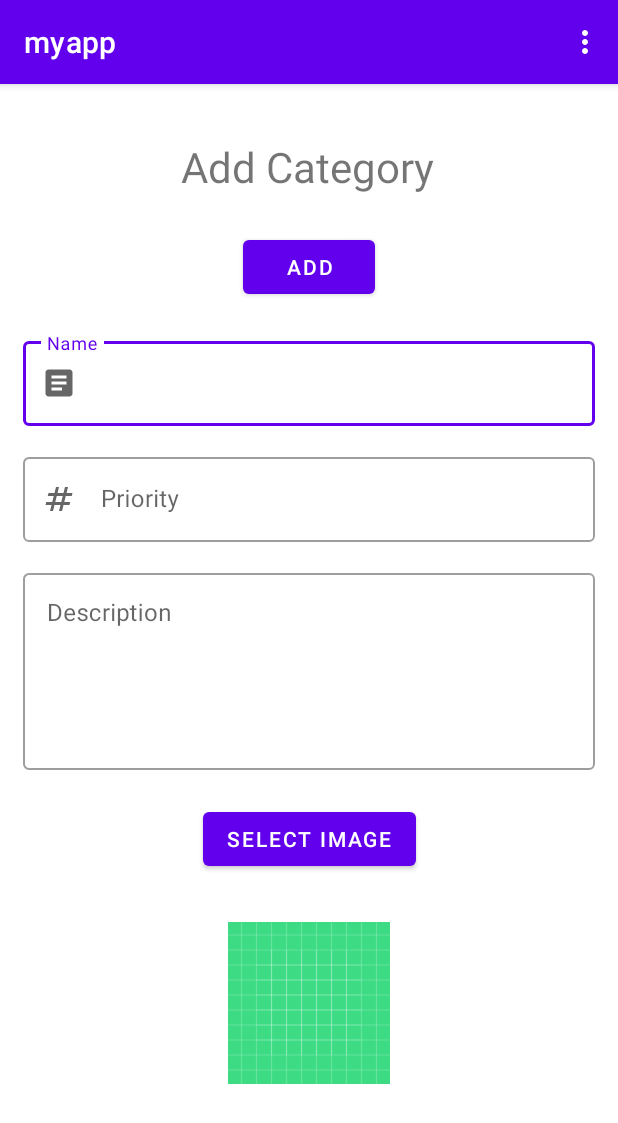
After one commit to 1ando1/Android, an Android app: the CategoryCreateActivity screen opened directly, with no data from a screen before it, on a phone screen of 412 x 824 dp. The commit adds this screen. Shown: the top 1123 px of the screen. Run offline under Robolectric (Android 15) with nearby library versions, the phone set to English and light mode, and no system bars; pictures from the network do not load.

Commit message:
Navigation. Creating new category

```diff
--- a/app/build.gradle
+++ b/app/build.gradle
@@ -45,4 +45,6 @@ dependencies {
     implementation 'com.github.bumptech.glide:glide:4.15.1'
     // https://mvnrepository.com/artifact/com.github.bumptech.glide/compiler
     annotationProcessor 'com.github.bumptech.glide:compiler:4.15.1'
+    // https://mvnrepository.com/artifact/com.oginotihiro/cropview
+    implementation 'com.oginotihiro:cropview:1.0.0'
 }
--- a/app/src/main/AndroidManifest.xml
+++ b/app/src/main/AndroidManifest.xml
@@ -16,6 +16,12 @@
         android:theme="@style/Theme.Myapp"
         tools:targetApi="31">
         <activity
+            android:name="com.example.myapp.service.ChangeImageActivity"
+            android:exported="false" />
+        <activity
+            android:name="com.example.myapp.category.CategoryCreateActivity"
+            android:exported="false" />
+        <activity
             android:name="com.example.myapp.MainActivity"
             android:exported="true">
             <intent-filter>
--- a/app/src/main/java/com/example/myapp/MainActivity.java
+++ b/app/src/main/java/com/example/myapp/MainActivity.java
@@ -3,7 +3,6 @@ package com.example.myapp;
 import android.os.Bundle;
 import android.widget.ImageView;
 
-import androidx.appcompat.app.AppCompatActivity;
 import androidx.recyclerview.widget.GridLayoutManager;
 import androidx.recyclerview.widget.RecyclerView;
 
@@ -13,6 +12,7 @@ import com.example.myapp.application.HomeApplication;
 import com.example.myapp.category.CategoriesAdapter;
 import com.example.myapp.constants.Urls;
 import com.example.myapp.dto.category.CategoryItemDTO;
+import com.example.myapp.service.BaseActivity;
 import com.example.myapp.service.CategoryNetwork;
 import com.example.myshop.R;
 
@@ -23,7 +23,7 @@ import retrofit2.Call;
 import retrofit2.Callback;
 import retrofit2.Response;
 
-public class MainActivity extends AppCompatActivity {
+public class MainActivity extends BaseActivity {
 
     CategoriesAdapter adapter;
     RecyclerView rc;
--- /dev/null
+++ b/app/src/main/java/com/example/myapp/category/CategoryCreateActivity.java
@@ -0,0 +1,103 @@
+package com.example.myapp.category;
+
+import android.content.Intent;
+import android.graphics.Bitmap;
+import android.net.Uri;
+import android.os.Bundle;
+import android.provider.MediaStore;
+import android.util.Base64;
+import android.view.View;
+import android.widget.ImageView;
+
+import com.example.myapp.MainActivity;
+import com.example.myapp.dto.category.CategoryCreateDTO;
+import com.example.myapp.service.BaseActivity;
+import com.example.myapp.service.CategoryNetwork;
+import com.example.myapp.service.ChangeImageActivity;
+import com.example.myshop.R;
+import com.google.android.material.textfield.TextInputEditText;
+
+import java.io.ByteArrayOutputStream;
+import java.io.IOException;
+
+import retrofit2.Call;
+import retrofit2.Callback;
+import retrofit2.Response;
+
+public class CategoryCreateActivity extends BaseActivity {
+    private static int SELECT_IMAGE_RESULT = 300;
+    Uri uri = null;
+    ImageView imgSelectImage;
+
+    TextInputEditText txtCategoryName;
+    TextInputEditText txtCategoryPriority;
+    TextInputEditText txtCategoryDescription;
+
+    @Override
+    protected void onCreate(Bundle savedInstanceState) {
+        super.onCreate(savedInstanceState);
+        setContentView(R.layout.activity_category_create);
+        imgSelectImage = findViewById(R.id.imgSelectImage);
+        txtCategoryName = findViewById(R.id.txtCategoryName);
+        txtCategoryPriority = findViewById(R.id.txtCategoryPriotity);
+        txtCategoryDescription = findViewById(R.id.txtCategoryDescription);
+    }
+
+    public void onClickSelectImage(View view) {
+        Intent intent = new Intent(this, ChangeImageActivity.class);
+        startActivityForResult(intent, SELECT_IMAGE_RESULT);
+    }
+
+    @Override
+    public void onActivityResult(int requestCode, int resultCode, Intent data) {
+        super.onActivityResult(requestCode, resultCode, data);
+        if(requestCode==SELECT_IMAGE_RESULT && data!=null) {
+            uri = (Uri) data.getParcelableExtra("croppedUri");
+            imgSelectImage.setImageURI(uri);
+        }
+    }
+
+    public void onClickSave(View view) {
+        CategoryCreateDTO model = new CategoryCreateDTO();
+        model.setName(txtCategoryName.getText().toString());
+        model.setPriority(Integer.parseInt(txtCategoryPriority.getText().toString()));
+        model.setDescription(txtCategoryDescription.getText().toString());
+        model.setImageBase64(uriGetBase64(uri));
+
+        CategoryNetwork.getInstance()
+                .getJsonApi()
+                .create(model)
+                .enqueue(new Callback<Void>() {
+                    @Override
+                    public void onResponse(Call<Void> call, Response<Void> response) {
+                        Intent intent = new Intent(CategoryCreateActivity.this, MainActivity.class);
+                        startActivity(intent);
+                        finish();
+                    }
+
+                    @Override
+                    public void onFailure(Call<Void> call, Throwable t) {
+
+                    }
+                });
+
+    }
+
+    private String uriGetBase64(Uri uri) {
+        try {
+            Bitmap bitmap=null;
+            try {
+                bitmap = MediaStore.Images.Media.getBitmap(getContentResolver(), uri);
+            } catch(IOException e) {
+                e.printStackTrace();
+            }
+            ByteArrayOutputStream bytes = new ByteArrayOutputStream();
+            bitmap.compress(Bitmap.CompressFormat.JPEG, 100, bytes);
+            byte[] byteArr = bytes.toByteArray();
+            return Base64.encodeToString(byteArr, Base64.DEFAULT);
+
+        } catch(Exception ex) {
+            return null;
+        }
+    }
+}
--- a/app/src/main/java/com/example/myapp/network/CategoriesApi.java
+++ b/app/src/main/java/com/example/myapp/network/CategoriesApi.java
@@ -1,13 +1,18 @@
 package com.example.myapp.network;
 
+import com.example.myapp.dto.category.CategoryCreateDTO;
 import com.example.myapp.dto.category.CategoryItemDTO;
 
 import java.util.List;
 
 import retrofit2.Call;
+import retrofit2.http.Body;
 import retrofit2.http.GET;
+import retrofit2.http.POST;
 
 public interface CategoriesApi {
     @GET("/api/categories/list")
     public Call<List<CategoryItemDTO>> list();
+    @POST("/api/categories/create")
+    public Call<Void> create(@Body CategoryCreateDTO model);
 }
--- /dev/null
+++ b/app/src/main/res/drawable/baseline_article_24.xml
@@ -0,0 +1,5 @@
+<vector android:autoMirrored="true" android:height="24dp"
+    android:tint="#000000" android:viewportHeight="24"
+    android:viewportWidth="24" android:width="24dp" xmlns:android="http://schemas.android.com/apk/res/android">
+    <path android:fillColor="@android:color/white" android:pathData="M19,3L5,3c-1.1,0 -2,0.9 -2,2v14c0,1.1 0.9,2 2,2h14c1.1,0 2,-0.9 2,-2L21,5c0,-1.1 -0.9,-2 -2,-2zM14,17L7,17v-2h7v2zM17,13L7,13v-2h10v2zM17,9L7,9L7,7h10v2z"/>
+</vector>
--- /dev/null
+++ b/app/src/main/res/drawable/baseline_cancel_24.xml
@@ -0,0 +1,5 @@
+<vector android:height="24dp" android:tint="#000000"
+    android:viewportHeight="24" android:viewportWidth="24"
+    android:width="24dp" xmlns:android="http://schemas.android.com/apk/res/android">
+    <path android:fillColor="@android:color/white" android:pathData="M12,2C6.47,2 2,6.47 2,12s4.47,10 10,10 10,-4.47 10,-10S17.53,2 12,2zM17,15.59L15.59,17 12,13.41 8.41,17 7,15.59 10.59,12 7,8.41 8.41,7 12,10.59 15.59,7 17,8.41 13.41,12 17,15.59z"/>
+</vector>
--- /dev/null
+++ b/app/src/main/res/drawable/baseline_content_cut_24.xml
@@ -0,0 +1,5 @@
+<vector android:height="24dp" android:tint="#000000"
+    android:viewportHeight="24" android:viewportWidth="24"
+    android:width="24dp" xmlns:android="http://schemas.android.com/apk/res/android">
+    <path android:fillColor="@android:color/white" android:pathData="M9.64,7.64c0.23,-0.5 0.36,-1.05 0.36,-1.64 0,-2.21 -1.79,-4 -4,-4S2,3.79 2,6s1.79,4 4,4c0.59,0 1.14,-0.13 1.64,-0.36L10,12l-2.36,2.36C7.14,14.13 6.59,14 6,14c-2.21,0 -4,1.79 -4,4s1.79,4 4,4 4,-1.79 4,-4c0,-0.59 -0.13,-1.14 -0.36,-1.64L12,14l7,7h3v-1L9.64,7.64zM6,8c-1.1,0 -2,-0.89 -2,-2s0.9,-2 2,-2 2,0.89 2,2 -0.9,2 -2,2zM6,20c-1.1,0 -2,-0.89 -2,-2s0.9,-2 2,-2 2,0.89 2,2 -0.9,2 -2,2zM12,12.5c-0.28,0 -0.5,-0.22 -0.5,-0.5s0.22,-0.5 0.5,-0.5 0.5,0.22 0.5,0.5 -0.22,0.5 -0.5,0.5zM19,3l-6,6 2,2 7,-7L22,3z"/>
+</vector>
--- /dev/null
+++ b/app/src/main/res/drawable/baseline_numbers_24.xml
@@ -0,0 +1,5 @@
+<vector android:height="24dp" android:tint="#000000"
+    android:viewportHeight="24" android:viewportWidth="24"
+    android:width="24dp" xmlns:android="http://schemas.android.com/apk/res/android">
+    <path android:fillColor="@android:color/white" android:pathData="M20.5,10L21,8h-4l1,-4h-2l-1,4h-4l1,-4h-2L9,8H5l-0.5,2h4l-1,4h-4L3,16h4l-1,4h2l1,-4h4l-1,4h2l1,-4h4l0.5,-2h-4l1,-4H20.5zM13.5,14h-4l1,-4h4L13.5,14z"/>
+</vector>
--- /dev/null
+++ b/app/src/main/res/drawable/baseline_swipe_left_24.xml
@@ -0,0 +1,5 @@
+<vector android:height="24dp" android:tint="#000000"
+    android:viewportHeight="24" android:viewportWidth="24"
+    android:width="24dp" xmlns:android="http://schemas.android.com/apk/res/android">
+    <path android:fillColor="@android:color/white" android:pathData="M19.98,16.82l-0.63,4.46C19.21,22.27 18.36,23 17.37,23h-6.16c-0.53,0 -1.29,-0.21 -1.66,-0.59L5,17.62l0.83,-0.84c0.24,-0.24 0.58,-0.35 0.92,-0.28L10,17.24V6.5C10,5.67 10.67,5 11.5,5S13,5.67 13,6.5v6h0.91c0.31,0 0.62,0.07 0.89,0.21l4.09,2.04C19.66,15.14 20.1,15.97 19.98,16.82zM12,2.5c4.74,0 7.67,2.52 8.43,4.5H22c-0.73,-2.88 -4.51,-6 -10,-6C8.78,1 5.82,2.13 3.5,4.02V2H2v5h5V5.5H4.09C6.21,3.64 8.97,2.5 12,2.5z"/>
+</vector>
--- /dev/null
+++ b/app/src/main/res/drawable/baseline_swipe_right_24.xml
@@ -0,0 +1,5 @@
+<vector android:height="24dp" android:tint="#000000"
+    android:viewportHeight="24" android:viewportWidth="24"
+    android:width="24dp" xmlns:android="http://schemas.android.com/apk/res/android">
+    <path android:fillColor="@android:color/white" android:pathData="M19.98,16.82l-0.63,4.46C19.21,22.27 18.36,23 17.37,23h-6.16c-0.53,0 -1.29,-0.21 -1.66,-0.59L5,17.62l0.83,-0.84c0.24,-0.24 0.58,-0.35 0.92,-0.28L10,17.24V6.5C10,5.67 10.67,5 11.5,5S13,5.67 13,6.5v6h0.91c0.31,0 0.62,0.07 0.89,0.21l4.09,2.04C19.66,15.14 20.1,15.97 19.98,16.82zM19.91,5.5H17V7h5V2h-1.5v2.02C18.18,2.13 15.22,1 12,1C6.51,1 2.73,4.12 2,7h1.57C4.33,5.02 7.26,2.5 12,2.5C15.03,2.5 17.79,3.64 19.91,5.5z"/>
+</vector>
--- /dev/null
+++ b/app/src/main/res/layout/activity_category_create.xml
@@ -0,0 +1,120 @@
+<?xml version="1.0" encoding="utf-8"?>
+<ScrollView xmlns:android="http://schemas.android.com/apk/res/android"
+    xmlns:app="http://schemas.android.com/apk/res-auto"
+    xmlns:tools="http://schemas.android.com/tools"
+    android:layout_width="match_parent"
+    android:layout_height="match_parent"
+    android:fillViewport="true">
+
+    <androidx.constraintlayout.widget.ConstraintLayout
+        android:layout_width="match_parent"
+        android:layout_height="match_parent"
+        android:layout_marginLeft="15dp"
+        android:layout_marginRight="15dp"
+        tools:context=".category.CategoryCreateActivity">
+
+        <TextView
+            android:id="@+id/textView"
+            android:layout_width="wrap_content"
+            android:layout_height="wrap_content"
+            android:layout_marginTop="36dp"
+            android:text="Add Category"
+            android:textSize="28dp"
+            app:layout_constraintEnd_toEndOf="parent"
+            app:layout_constraintHorizontal_bias="0.498"
+            app:layout_constraintStart_toStartOf="parent"
+            app:layout_constraintTop_toTopOf="parent" />
+
+        <Button
+            android:id="@+id/btnAdd"
+            android:layout_width="wrap_content"
+            android:layout_height="wrap_content"
+            android:layout_marginTop="24dp"
+            android:text="Add"
+            android:onClick="onClickSave"
+            app:layout_constraintEnd_toEndOf="parent"
+            app:layout_constraintStart_toStartOf="parent"
+            app:layout_constraintTop_toBottomOf="@+id/textView" />
+
+        <com.google.android.material.textfield.TextInputLayout
+            android:id="@+id/tfCategoryName"
+            style="@style/Widget.MaterialComponents.TextInputLayout.OutlinedBox"
+            android:layout_width="match_parent"
+            android:layout_height="wrap_content"
+            android:layout_marginTop="20dp"
+            android:hint="Name"
+            app:endIconMode="clear_text"
+            app:layout_constraintTop_toBottomOf="@+id/btnAdd"
+            app:startIconDrawable="@drawable/baseline_article_24">
+
+            <com.google.android.material.textfield.TextInputEditText
+                android:id="@+id/txtCategoryName"
+                android:layout_width="match_parent"
+                android:layout_height="wrap_content" />
+
+        </com.google.android.material.textfield.TextInputLayout>
+
+        <com.google.android.material.textfield.TextInputLayout
+            android:id="@+id/tfCategoryPriotity"
+            style="@style/Widget.MaterialComponents.TextInputLayout.OutlinedBox"
+            android:layout_width="match_parent"
+            android:layout_height="wrap_content"
+            android:layout_marginTop="15dp"
+            android:hint="Priority"
+            app:endIconMode="clear_text"
+            app:layout_constraintTop_toBottomOf="@+id/tfCategoryName"
+            app:startIconDrawable="@drawable/baseline_numbers_24">
+
+            <com.google.android.material.textfield.TextInputEditText
+                android:id="@+id/txtCategoryPriotity"
+                android:layout_width="match_parent"
+                android:layout_height="wrap_content"
+                android:inputType="number" />
+
+        </com.google.android.material.textfield.TextInputLayout>
+
+        <com.google.android.material.textfield.TextInputLayout
+            android:id="@+id/tfCategoryDescription"
+            style="@style/Widget.MaterialComponents.TextInputLayout.OutlinedBox"
+            android:layout_width="match_parent"
+            android:layout_height="wrap_content"
+            android:layout_marginTop="15dp"
+            android:hint="Description"
+            app:endIconMode="clear_text"
+            app:layout_constraintTop_toBottomOf="@+id/tfCategoryPriotity">
+
+            <com.google.android.material.textfield.TextInputEditText
+                android:id="@+id/txtCategoryDescription"
+                android:layout_width="match_parent"
+                android:layout_height="wrap_content"
+                android:gravity="start"
+                android:inputType="textMultiLine"
+                android:lines="5"
+                android:maxLines="10" />
+
+        </com.google.android.material.textfield.TextInputLayout>
+
+        <Button
+            android:id="@+id/bntSelectImage"
+            android:layout_width="wrap_content"
+            android:layout_height="wrap_content"
+            android:layout_marginTop="22dp"
+            android:onClick="onClickSelectImage"
+            android:text="Select image"
+            app:layout_constraintEnd_toEndOf="parent"
+            app:layout_constraintStart_toStartOf="parent"
+            app:layout_constraintTop_toBottomOf="@+id/tfCategoryDescription" />
+
+        <ImageView
+            android:id="@+id/imgSelectImage"
+            android:layout_width="wrap_content"
+            android:layout_height="150dp"
+            android:layout_marginTop="10dp"
+            app:layout_constraintEnd_toEndOf="parent"
+            app:layout_constraintStart_toStartOf="parent"
+            app:layout_constraintTop_toBottomOf="@+id/bntSelectImage"
+            app:srcCompat="@drawable/ic_launcher_background" />
+
+
+    </androidx.constraintlayout.widget.ConstraintLayout>
+</ScrollView>
--- a/app/src/main/res/layout/category_view.xml
+++ b/app/src/main/res/layout/category_view.xml
@@ -44,7 +44,8 @@
                 android:layout_height="match_parent"
                 android:layout_marginTop="20dp"
                 android:layout_marginLeft="10dp"
-                android:text="Пошта"
+                android:text="Post"
+                android:textColor="@color/design_default_color_primary_dark"
                 android:textSize="18dp"
                 />
         </LinearLayout>
--- /dev/null
+++ b/app/src/main/res/menu/menu_main.xml
@@ -0,0 +1,11 @@
+<?xml version="1.0" encoding="utf-8"?>
+<menu xmlns:android="http://schemas.android.com/apk/res/android">
+    <item
+        android:id="@+id/m_home"
+        android:title="Main"
+        />
+    <item
+        android:id="@+id/m_create"
+        android:title="Add"
+        />
+</menu>
```
Also changed, not shown: app/src/main/java/com/example/myapp/dto/category/CategoryCreateDTO.java (added, +40 -0 lines), app/src/main/java/com/example/myapp/service/BaseActivity.java (added, +50 -0 lines), app/src/main/java/com/example/myapp/service/ChangeImageActivity.java (added, +77 -0 lines), app/src/main/res/layout/activity_change_image.xml (added, +90 -0 lines).
